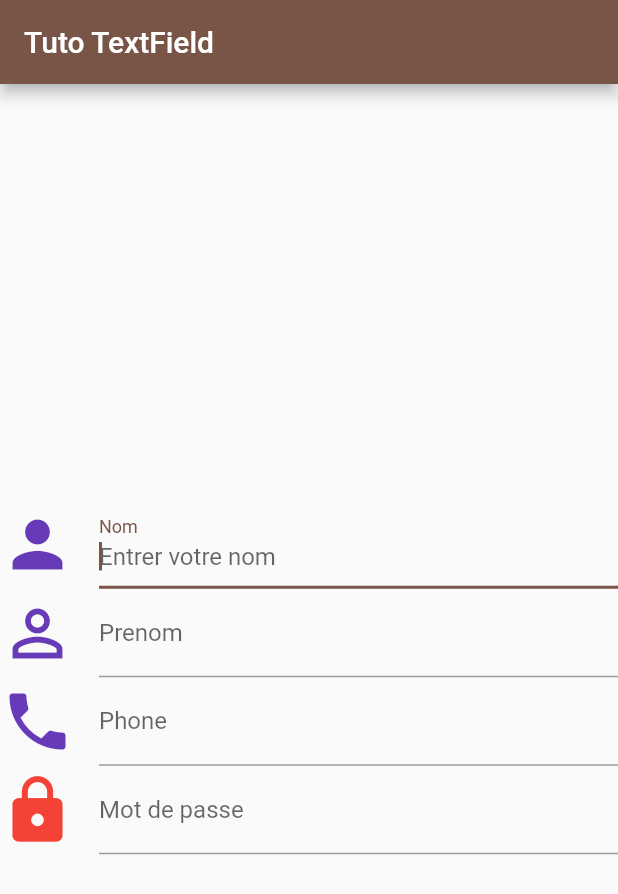
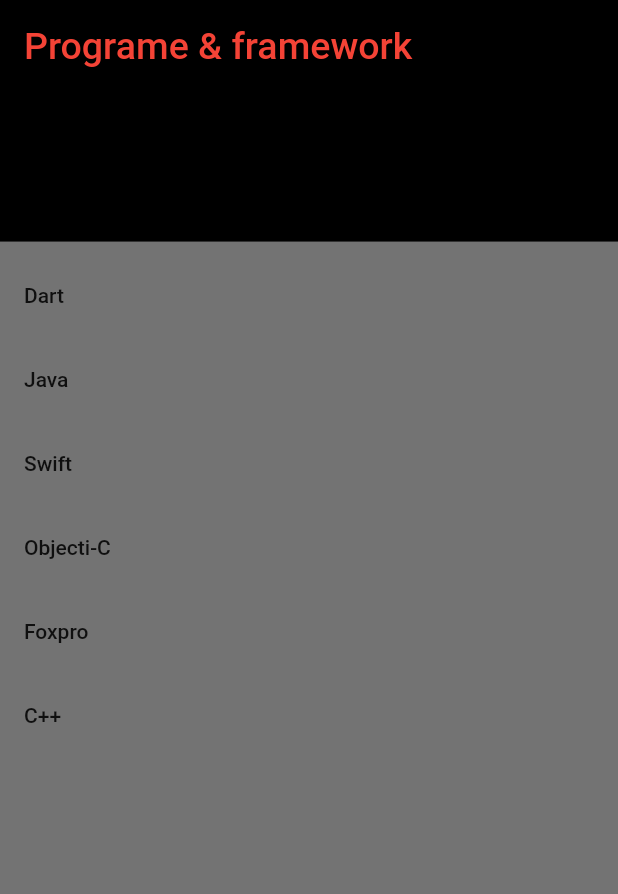
Before and after one commit to JamelChatti/NewProject, a Flutter app: the screen it shows after launch, with the side drawer open (before the commit the screen has no drawer), on a phone screen of 412 x 824 dp. Shown: the top 894 px of the screen. Run offline on Flutter 3.47's test engine with Material 2 defaults, Android fonts, the phone set to English and light mode, and no system bars.

Commit message:
Drawer Barre de titres

```diff
--- a/lib/main.dart
+++ b/lib/main.dart
@@ -1,3 +1,4 @@
+import 'package:flutter/cupertino.dart';
 import 'package:flutter/material.dart';
 
 void main() => runApp(MyApp());
@@ -6,10 +7,11 @@ class MyApp extends StatelessWidget {
   @override
   Widget build(BuildContext context) {
     return MaterialApp(
+      debugShowCheckedModeBanner: false,
       title: 'Flutter demo',
-      theme: ThemeData(
-        primarySwatch: Colors.brown,
-      ),
+      //   primarySwatch: Colors.blue,
+      // theme: ThemeData(
+      // ),
       home: GestionFacture(),
     );
   }
@@ -21,72 +23,62 @@ class GestionFacture extends StatefulWidget {
 }
 
 class _GestionFactureState extends State<GestionFacture> {
-  String value = ' ';
 
-  void submit(String a) {
-    setState(() {
-      value = 'Message envoyé $a';
-    });
-  }
-
-  void affichage(String b) {
-    setState(() {
-      value = 'Bienvenue $b';
-    });
-  }
-
-  @override
   @override
   Widget build(BuildContext context) {
     return Scaffold(
         appBar: AppBar(
-          title: Text('Tuto TextField'),
+          backgroundColor: Colors.cyan,
+          title: Text('Tuto AppBar'),
+          centerTitle: true,
+          actions: <Widget>[
+            Icon(
+              Icons.thumb_up,
+              size: 35,
+            ),
+          ],
+
+        ),
+        drawer: ListView(padding: EdgeInsets.zero,
+          children: <Widget>[
+            DrawerHeader(
+              child: Text(
+          'Programe & framework',
+          style: TextStyle(fontSize: 25, color: Colors.red
+              ),
+            ),
+              decoration: BoxDecoration(color: Colors.black),
+            ),
+            ListTile(title: Text('Dart') ,onTap: (){
+              Navigator.pop(context);
+            },),
+
+            ListTile(title: Text('Java') ,onTap: (){
+              Navigator.pop(context);
+            },),
+
+            ListTile(title: Text('Swift') ,onTap: (){
+              Navigator.pop(context);
+            },),
+
+            ListTile(title: Text('Objecti-C') ,onTap: (){
+              Navigator.pop(context);
+            },),
+
+            ListTile(title: Text('Foxpro') ,onTap: (){
+              Navigator.pop(context);
+            },),
+
+            ListTile(title: Text('C++') ,onTap: (){
+              Navigator.pop(context);
+            },),
+          ],
         ),
         body: Center(
           child: Column(
             mainAxisAlignment: MainAxisAlignment.center,
             children: <Widget>[
 
-              Text(value, style: TextStyle(fontSize: 20, color: Colors.blue),
-                textAlign: TextAlign.center,),
-              TextField(decoration: InputDecoration(
-                  labelText: 'Nom',
-                  hintText: 'Entrer votre nom',
-                  icon: Icon(Icons.person, color: Colors.deepPurple, size: 50,)
-              ),
-                keyboardType: TextInputType.text,
-                autocorrect: true,
-                autofocus: true,
-                onChanged: affichage,
-                onSubmitted: submit,
-              ),
-              TextFormField(decoration: InputDecoration(
-                  labelText: 'Prenom',
-                  hintText: 'Entrer votre prenom',
-                  icon: Icon(
-                    Icons.perm_identity, color: Colors.deepPurple, size: 50,)
-              ),
-                keyboardType: TextInputType.text,
-              ),
-
-              TextField(decoration: InputDecoration(
-                  labelText: 'Phone',
-                  hintText: 'Entrer votre numero de Téléphone',
-                  icon: Icon(Icons.phone, color: Colors.deepPurple, size: 50,)
-              ),
-                keyboardType: TextInputType.number,
-              ),
-
-              TextField(decoration: InputDecoration(
-                  labelText: 'Mot de passe',
-                  hintText: 'Entrer votre Mot de passe',
-                  icon: Icon(Icons.lock, color: Colors.red, size: 50,)
-              ),
-                keyboardType: TextInputType.text,
-                obscureText: true,
-              ),
-
-
             ],
           ),
         ));
```
